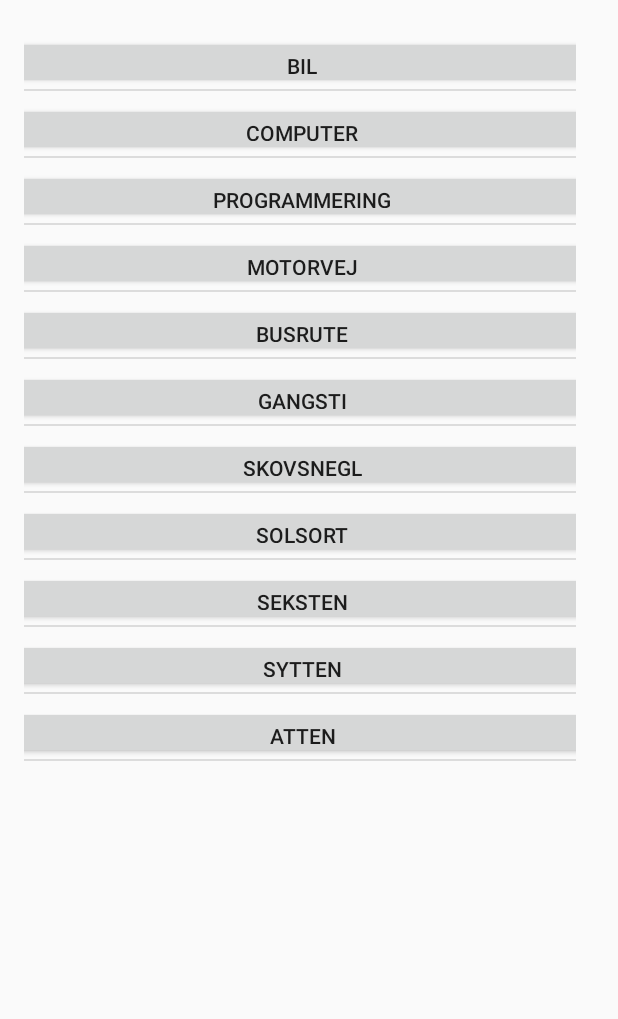
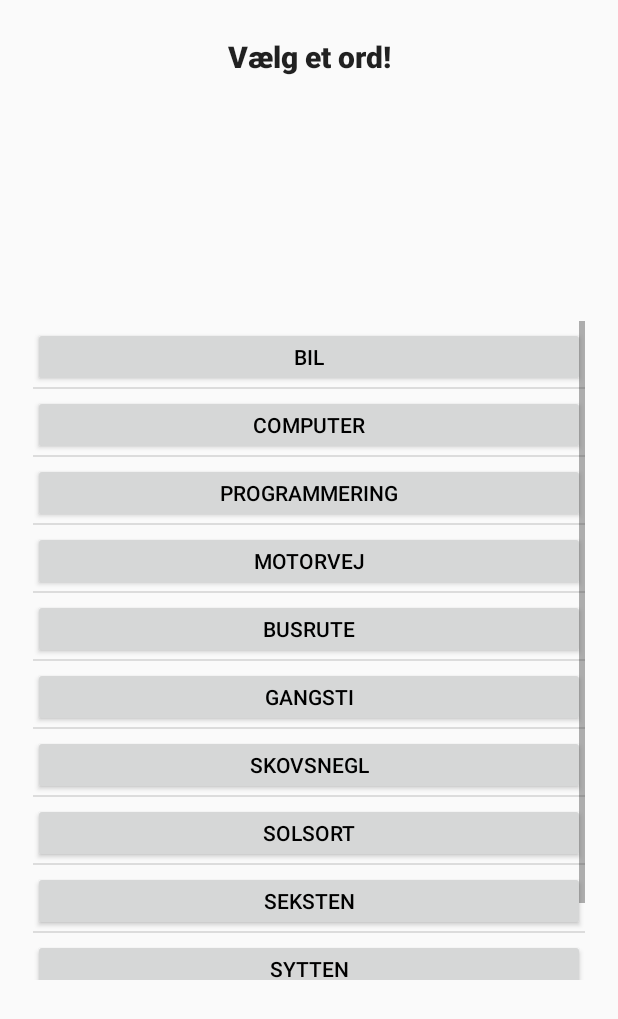
Before and after one commit to AlenDK/Galgespil, an Android app: the screen it shows after launch (HovedAktivitet), after a tap on "MULTIPLAYER", on a phone screen of 412 x 824 dp. Shown: the top 1019 px of the screen. Run offline under Robolectric (Android 15) with nearby library versions, the light colour scheme and no system bars; our stand-ins replace Firebase (no records; nobody signed in at launch, a user with empty details on screens opened directly); network calls fail.

Commit message:
Listen ser fin ud og Galgelogik er der tilføjet kildehenvisning

```diff
--- a/app/src/main/java/e/android/gaglespil/GalgeLogik.java
+++ b/app/src/main/java/e/android/gaglespil/GalgeLogik.java
@@ -40,7 +40,8 @@ public class GalgeLogik {
         return ourInstance;
     }
 
-
+// Disse to metoderer blevet taget fra https://freakycoder.com/android-notes-40-how-to-save-and-get-arraylist-into-sharedpreference-7d1f044bc79a
+// Der er også en forklaring, så jeg ved hvad der foregår, når jeg bruger disse 2 metoder
     public ArrayList<String> getArrayList(String key, Activity activity){
         SharedPreferences prefs = PreferenceManager.getDefaultSharedPreferences(activity);
         Gson gson = new Gson();
--- a/app/src/main/res/layout/vaelgord_layout.xml
+++ b/app/src/main/res/layout/vaelgord_layout.xml
@@ -1,15 +1,34 @@
 <?xml version="1.0" encoding="utf-8"?>
 <android.support.constraint.ConstraintLayout xmlns:android="http://schemas.android.com/apk/res/android"
     xmlns:app="http://schemas.android.com/apk/res-auto"
+    xmlns:tools="http://schemas.android.com/tools"
     android:layout_width="match_parent"
-    android:layout_height="match_parent">
+    android:layout_height="match_parent"
+    android:backgroundTint="@color/common_google_signin_btn_text_light"
+    >
 
     <ListView
         android:id="@+id/listeOrd"
         android:layout_width="368dp"
-        android:layout_height="495dp"
+        android:layout_height="439dp"
+        android:layout_marginBottom="8dp"
+        android:layout_marginEnd="8dp"
         android:layout_marginStart="8dp"
         android:layout_marginTop="8dp"
+        app:layout_constraintBottom_toBottomOf="parent"
+        app:layout_constraintEnd_toEndOf="parent"
+        app:layout_constraintStart_toStartOf="parent"
+        app:layout_constraintTop_toBottomOf="@+id/overskrift2" />
+
+    <TextView
+        android:id="@+id/overskrift2"
+        android:layout_width="wrap_content"
+        android:layout_height="wrap_content"
+        android:layout_marginTop="16dp"
+        android:textAppearance="@style/Base.TextAppearance.AppCompat.Title"
+        android:textStyle="bold"
+        android:text="Vælg et ord!"
+        app:layout_constraintEnd_toEndOf="parent"
         app:layout_constraintStart_toStartOf="parent"
         app:layout_constraintTop_toTopOf="parent" />
 </android.support.constraint.ConstraintLayout>
--- a/app/src/main/res/layout/vaelordlist_layout.xml
+++ b/app/src/main/res/layout/vaelordlist_layout.xml
@@ -9,12 +9,13 @@
 
     <Button
         android:id="@+id/buttonWord"
-        android:layout_width="407dp"
-        android:layout_height="35dp"
-        android:layout_marginTop="8dp"
+        android:layout_width="0dp"
+        android:layout_height="40dp"
+        android:layout_marginTop="4dp"
         android:text="Button"
+        android:textColor="#000000"
         app:layout_constraintEnd_toEndOf="parent"
-        app:layout_constraintHorizontal_bias="0.478"
+        app:layout_constraintHorizontal_bias="0.0"
         app:layout_constraintStart_toStartOf="parent"
         app:layout_constraintTop_toTopOf="parent" />
 </android.support.constraint.ConstraintLayout>
```
Also changed, not shown: app/src/main/java/e/android/gaglespil/BrugerList.java (+1 -24 lines), app/src/main/java/e/android/gaglespil/HighScore.java (+1 -11 lines), app/src/main/java/e/android/gaglespil/MainActivity.java (+1 -24 lines), app/src/main/res/drawable/knapdesign.xml (added, +17 -0 lines).
